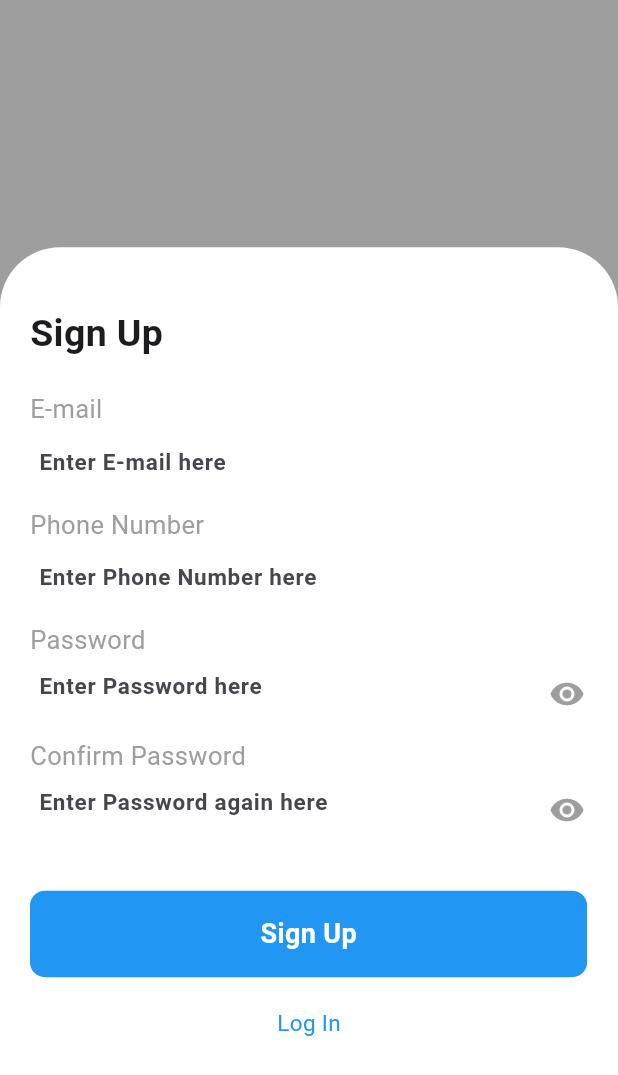
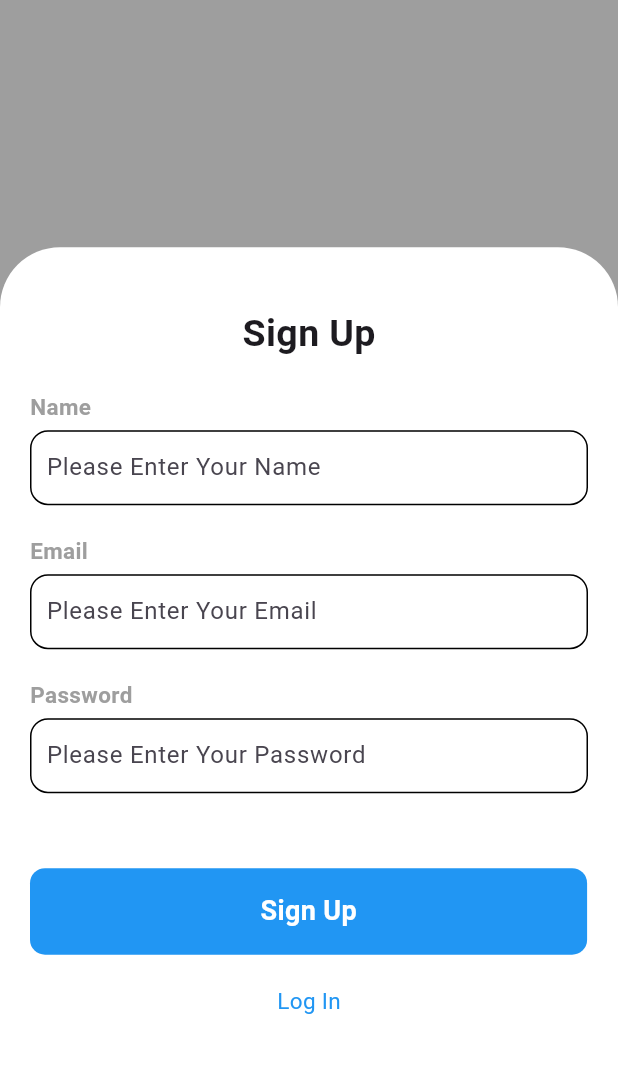
Before and after one commit to INFINITE-ALGOS/jaiza_app, a Flutter app: the screen it shows after launch, after a tap on "Sign Up", on a phone screen of 412 x 824 dp. Shown: the top 1075 px of the screen. Run offline on Flutter 3.47's test engine with Material 3 defaults, Android fonts, the light colour scheme and no system bars; our stand-ins replace animated_bottom_navigation_bar, cloud_firestore, firebase_auth, firebase_core, flutter_keyboard_visibility, otp_text_field; accounts and stored records are empty; network calls fail.

Commit message:
danish v1.1

```diff
--- /dev/null
+++ b/lib/controllers/signup_with_email_controller.dart
@@ -0,0 +1,52 @@
+import 'package:firebase_auth/firebase_auth.dart';
+import 'package:cloud_firestore/cloud_firestore.dart';
+import 'package:flutter/material.dart'; // Import for BuildContext
+import 'package:law_education_app/models/user_model.dart';
+import 'package:law_education_app/utils/custom_snackbar.dart';
+
+class SignupWithEmailController {
+  final FirebaseAuth _auth = FirebaseAuth.instance;
+  final FirebaseFirestore _firestore = FirebaseFirestore.instance;
+
+  Future<void> signUpWithEmailMethod({
+    required BuildContext context,
+    required String userName,
+    required String userEmail,
+    required String userPassword,
+  }) async {
+    try {
+      UserCredential userCredential = await _auth.createUserWithEmailAndPassword(
+        email: userEmail,
+        password: userPassword,
+      );
+      _auth.signInWithEmailAndPassword(email: userEmail, password: userPassword);
+
+      User user = userCredential.user!;
+
+      UserModel userModel = UserModel(
+        uId: user.uid,
+        username: userName,
+        email: userEmail,
+        phone: '',
+        isActive: true,
+        createdOn: DateTime.now(),
+        isVerified: false,
+        userType: 'client',
+      );
+
+      await _firestore.collection("users").doc(user.uid).set(userModel.toMap());
+
+      // Optionally show success message or handle post-registration logic
+    } on FirebaseException catch (e) {
+      CustomSnackbar.showError(
+        title: "Error",
+        message: e.message ?? "An unexpected error occurred.",
+      );
+    } catch (e) {
+      CustomSnackbar.showError(
+        title: "Error",
+        message: e.toString(),
+      );
+    }
+  }
+}
--- a/lib/main.dart
+++ b/lib/main.dart
@@ -1,9 +1,12 @@
+import 'package:firebase_core/firebase_core.dart';
 import 'package:flutter/material.dart';
 import 'package:law_education_app/conts.dart';
 import 'package:law_education_app/screens/auth/signup_screen.dart';
 import 'package:law_education_app/screens/client_screens/bottom_nav.dart';
 
-void main() {
+void main() async{
+  WidgetsFlutterBinding.ensureInitialized();
+  await Firebase.initializeApp();
   runApp(const MyApp());
 }
 class MyApp extends StatelessWidget {
--- /dev/null
+++ b/lib/models/user_model.dart
@@ -0,0 +1,51 @@
+// ignore_for_file: file_names
+
+class UserModel {
+  final String uId;
+  final String username;
+  final String email;
+  final String phone;
+  final String userType;
+  final bool isActive;
+  final dynamic createdOn;
+  final bool isVerified;
+
+  UserModel({
+    required this.uId,
+    required this.username,
+    required this.email,
+    required this.phone,
+    required this.isActive,
+    required this.createdOn,
+    required this.isVerified,
+    required this.userType
+  });
+
+  // Serialize the UserModel instance to a JSON map
+  Map<String, dynamic> toMap() {
+    return {
+      'uId': uId,
+      'username': username,
+      'email': email,
+      'phone': phone,
+      'isActive': isActive,
+      'createdOn': createdOn,
+      "isVerified":isVerified,
+      'userType':userType
+    };
+  }
+
+  // Create a UserModel instance from a JSON map
+  factory UserModel.fromMap(Map<String, dynamic> json) {
+    return UserModel(
+        uId: json['uId'],
+        username: json['username'],
+        email: json['email'],
+        phone: json['phone'],
+       userType: json['userType'],
+        isActive: json['isActive'],
+        createdOn: json['createdOn'].toString(),
+        isVerified: json['isVerified']
+    );
+  }
+}
--- a/lib/screens/auth/signup_screen.dart
+++ b/lib/screens/auth/signup_screen.dart
@@ -1,14 +1,23 @@
+import 'package:flutter/cupertino.dart';
 import 'package:flutter/material.dart';
 import 'package:flutter/services.dart';
+import 'package:flutter_keyboard_visibility/flutter_keyboard_visibility.dart';
+import 'package:law_education_app/controllers/signup_with_email_controller.dart';
 import 'package:law_education_app/widgets/custom_rounded_button.dart';
 
+import '../../conts.dart';
 import 'login_screen.dart';
 class SignUpScreen extends StatefulWidget {
-  const SignUpScreen({super.key});
+  final SignupWithEmailController signupWithEmailController=SignupWithEmailController();
+   SignUpScreen({super.key});
   @override
   State<SignUpScreen> createState() => _SignUpScreenState();
 }
 class _SignUpScreenState extends State<SignUpScreen> {
+  final TextEditingController nameController=TextEditingController();
+  final TextEditingController emailController=TextEditingController();
+  final TextEditingController psswordController=TextEditingController();
+
   bool _obscureText = true;
   void _togglePasswordVisibility() {
     setState(() {
@@ -17,18 +26,26 @@ class _SignUpScreenState extends State<SignUpScreen> {
   }
   @override
   Widget build(BuildContext context) {
-    return Scaffold(
+    return KeyboardVisibilityBuilder(builder: (context, isKeyboardVisible) {
+      return
+      Scaffold(
         backgroundColor: Colors.grey,
         body: SingleChildScrollView(
           child: Column(
             children: [
-            Container(
+              isKeyboardVisible?Container(): Container(
                 color: Colors.grey,
-              height: MediaQuery.of(context).size.height*0.2,
+                height: MediaQuery
+                    .of(context)
+                    .size
+                    .height * 0.2,
                 width: double.infinity,
               ),
               Container(
-              height: MediaQuery.of(context).size.height*0.8,
+                height: MediaQuery
+                    .of(context)
+                    .size
+                    .height * 0.8,
                 decoration: BoxDecoration(
                   color: Colors.white,
                   borderRadius: BorderRadius.only(
@@ -42,119 +59,27 @@ class _SignUpScreenState extends State<SignUpScreen> {
                     SizedBox(height: 40,),
                     Container(
                       alignment: Alignment.topLeft,
-                    padding: EdgeInsets.only(left: 20),
-                    child: Text("Sign Up",style: TextStyle(fontWeight: FontWeight.bold,fontSize: 25),),
+                     // padding: EdgeInsets.only(left: 20),
+                      child: Center(
+                        child: Text("Sign Up", style: TextStyle(
+                            fontWeight: FontWeight.bold, fontSize: 25),),
+                      ),
                     ),
                     SizedBox(height: 20,),
-                  Container(
-                    padding: EdgeInsets.only(left: 20),
-                    alignment: Alignment.centerLeft,
-                    child: Text("E-mail",style: TextStyle(fontSize: 17,color: Colors.grey),),
+
+                   CustomTextField(title: "Name",fieldTitle: "Please Enter Your Name",controller: nameController,),
+                    CustomTextField(title:"Email" ,fieldTitle: "Please Enter Your Email",controller: emailController,),
+                    CustomTextField(title: "Password",fieldTitle: "Please Enter Your Password",controller: psswordController,),
+
+                    Padding(
+                      padding: const EdgeInsets.only(top: 30),
+                      child: CustomClickRoundedButton(text: "Sign Up", onPress: () {
+                        widget.signupWithEmailController.signUpWithEmailMethod(context: context, userName: nameController.text.trim(), userEmail: emailController.text.trim(), userPassword: psswordController.text.trim());
+                      },),
                     ),
-                  Padding(
-                    padding: const EdgeInsets.only(left: 10),
-                    child: TextField(
-                      decoration: InputDecoration(
-                        border: InputBorder.none,
-                        enabledBorder: InputBorder.none,
-                        focusedBorder: InputBorder.none,
-                        hintText: 'Enter E-mail here',
-                        fillColor: Colors.white,
-                        filled: true,
-                      ),
-                      style: TextStyle(fontWeight: FontWeight.bold,fontSize: 15),
-                    ),
-                  ),
-                  SizedBox(height: 5,),
-                  Container(
-                    padding: EdgeInsets.only(left: 20),
-                    alignment: Alignment.centerLeft,
-                    child: Text("Phone Number",style: TextStyle(fontSize: 17,color: Colors.grey),),
-                  ),
-                  Padding(
-                    padding: const EdgeInsets.only(left: 10),
-                    child: TextField(
-                      keyboardType: TextInputType.phone,
-                      inputFormatters: [FilteringTextInputFormatter.digitsOnly],
-                      decoration: InputDecoration(
-                        border: InputBorder.none,
-                        enabledBorder: InputBorder.none,
-                        focusedBorder: InputBorder.none,
-                        hintText: 'Enter Phone Number here',
-                        fillColor: Colors.white,
-                        filled: true,
-                      ),
-                      style: TextStyle(fontWeight: FontWeight.bold,fontSize: 15),
-                    ),
-                  ),
-                  SizedBox(height: 5,),
-                  Container(
-                    padding: EdgeInsets.only(left: 20),
-                    alignment: Alignment.centerLeft,
-                    child: Text(
-                      "Password",
-                      style: TextStyle(fontSize: 17, color: Colors.grey),
-                    ),
-                  ),
-                  Padding(
-                    padding: const EdgeInsets.only(left: 10,right: 10),
-                    child: TextField(
-                      obscureText: _obscureText,
-                      decoration: InputDecoration(
-                        border: InputBorder.none,
-                        enabledBorder: InputBorder.none,
-                        focusedBorder: InputBorder.none,
-                        hintText: 'Enter Password here',
-                        fillColor: Colors.white,
-                        filled: true,
-                        suffixIcon: IconButton(
-                          icon: Icon(
-                            _obscureText ? Icons.visibility : Icons.visibility_off,
-                            color: Colors.grey,
-                          ),
-                          onPressed: _togglePasswordVisibility,
-                        ),
-                      ),
-                      style: TextStyle(fontWeight: FontWeight.bold,fontSize: 15),
-                    ),
-                  ),
-                  SizedBox(height: 5,),
-                  Container(
-                    padding: EdgeInsets.only(left: 20),
-                    alignment: Alignment.centerLeft,
-                    child: Text(
-                      "Confirm Password",
-                      style: TextStyle(fontSize: 17, color: Colors.grey),
-                    ),
-                  ),
-                  Padding(
-                    padding: const EdgeInsets.only(left: 10,right: 10),
-                    child: TextField(
-                      obscureText: _obscureText,
-                      decoration: InputDecoration(
-                        border: InputBorder.none,
-                        enabledBorder: InputBorder.none,
-                        focusedBorder: InputBorder.none,
-                        hintText: 'Enter Password again here',
-                        fillColor: Colors.white,
-                        filled: true,
-                        suffixIcon: IconButton(
-                          icon: Icon(
-                            _obscureText ? Icons.visibility : Icons.visibility_off,
-                            color: Colors.grey,
-                          ),
-                          onPressed: _togglePasswordVisibility,
-                        ),
-                      ),
-                      style: TextStyle(fontWeight: FontWeight.bold,fontSize: 15),
-                    ),
-                  ),
-                  SizedBox(height: 30,),
-                  CustomClickRoundedButton(text: "Sign Up",onPress: (){},),
                     SizedBox(height: 20,),
                     InkWell(
-                    onTap: ()
-                    {
+                      onTap: () {
                         Navigator.pushReplacement(
                           context,
                           MaterialPageRoute(
@@ -163,7 +88,7 @@ class _SignUpScreenState extends State<SignUpScreen> {
                       },
                       child: Container(
                         alignment: Alignment.center,
-                      child: Text("Log In",style: TextStyle(
+                        child: Text("Log In", style: TextStyle(
                             fontSize: 15,
                             fontWeight: FontWeight.w400,
                             color: Colors.blue
@@ -177,5 +102,38 @@ class _SignUpScreenState extends State<SignUpScreen> {
           ),
         ),
       );
+    } );
   }
 }
+class CustomTextField extends StatelessWidget {
+  String title;
+  String fieldTitle;
+  TextEditingController controller;
+   CustomTextField({super.key,required this.title,required this.fieldTitle,required this.controller});
+
+  @override
+  Widget build(BuildContext context) {
+    return Column(
+      children: [Container(
+        padding: EdgeInsets.only(left: 20),
+        alignment: Alignment.centerLeft,
+        child: Text(title, style: TextStyle(fontSize: 15,fontWeight: FontWeight.w600,
+            color: Colors.grey),),
+      ),
+        Container(
+
+          margin: EdgeInsets.only(left: 20,right: 20,top: 5),
+          padding: EdgeInsets.symmetric(horizontal: 10),
+          decoration: BoxDecoration(borderRadius: BorderRadius.circular(12),border: Border.all(color: blackColor)),
+          child: TextFormField(
+            controller: controller,
+            decoration: InputDecoration(
+                hintText: fieldTitle,
+                border:InputBorder.none
+            ),
+          ),
+        ),
+        SizedBox(height: 20,),],
+    );
+  }
+}
--- /dev/null
+++ b/lib/utils/custom_snackbar.dart
@@ -0,0 +1,39 @@
+import 'package:flutter/material.dart';
+
+class CustomSnackbar {
+  static final GlobalKey<ScaffoldMessengerState> scaffoldMessengerKey = GlobalKey<ScaffoldMessengerState>();
+
+  static void showError({required String title, required String message}) {
+    _showSnackbar(
+      title,
+      message,
+      backgroundColor: Colors.black12,
+      colorText: Colors.red,
+    );
+  }
+
+  static void showSuccess({required String title, required String message}) {
+    _showSnackbar(
+      title,
+      message,
+      backgroundColor: Colors.black12,
+      colorText: Colors.green,
+    );
+  }
+
+  static void _showSnackbar(
+      String title,
+      String message, {
+        required Color backgroundColor,
+        required Color colorText,
+      }) {
+    final snackBar = SnackBar(
+      backgroundColor: backgroundColor,
+      content: Text(
+        '$title\n$message',
+        style: TextStyle(color: colorText),
+      ),
+    );
+    scaffoldMessengerKey.currentState?.showSnackBar(snackBar);
+  }
+}
--- /dev/null
+++ b/lib/utils/manage_keyboard.dart
@@ -0,0 +1,9 @@
+import 'package:flutter/material.dart';
+class KeyboardUtil{
+  void hideKeyboard(BuildContext context){
+    FocusScopeNode currentFocus=FocusScope.of(context);
+    if(!currentFocus.hasPrimaryFocus){
+      currentFocus.unfocus();
+    }
+  }
+}
```
Also changed, not shown: pubspec.yaml (+9 -0 lines), firebase.json (added), pubspec.lock, 6 other files. Lines whose indentation alone changed are shown as unchanged.
